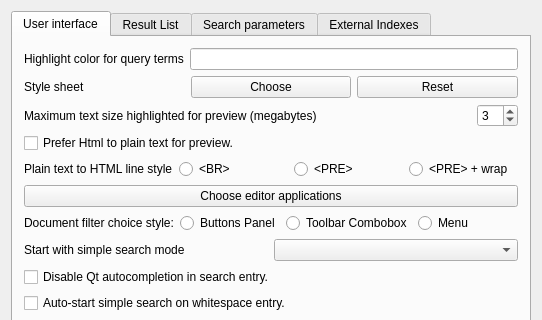
Old version of the form src/qtgui/uiprefs.ui in the repository spanner888/recoll; both pictures show x 0 to 542 and y 0 to 320 of the 542 by 523 pixel window.
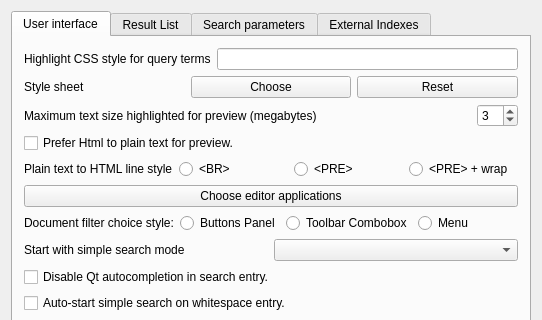
New version of the form.

Commit message: GUI: allow setting full CSS style for term highlighting, not only color value

```diff
--- a/src/qtgui/uiprefs.ui
+++ b/src/qtgui/uiprefs.ui
@@ -36,7 +36,7 @@
              <item>
               <widget class="QLabel" name="textLabelqtc">
                <property name="text">
-                <string>Highlight color for query terms</string>
+                <string>Highlight CSS style for query terms</string>
                </property>
                <property name="wordWrap">
                 <bool>false</bool>
```
Left out of the diff: 2 changed lines with no effect on the pictures. The commit also changes 7 other files.
